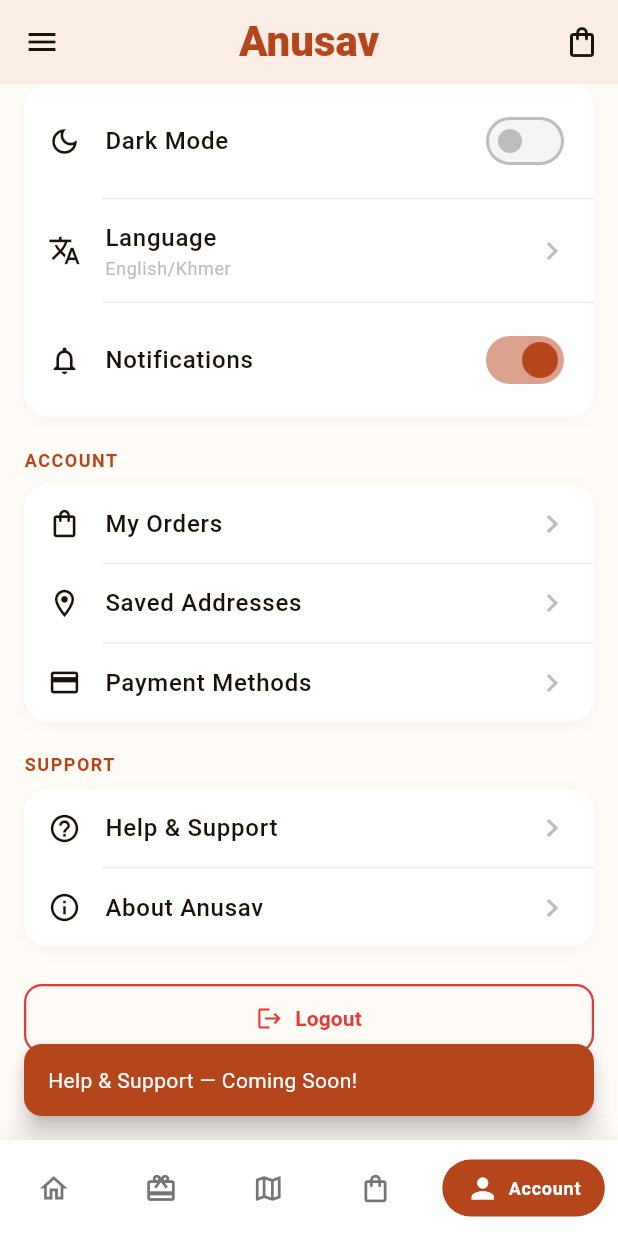
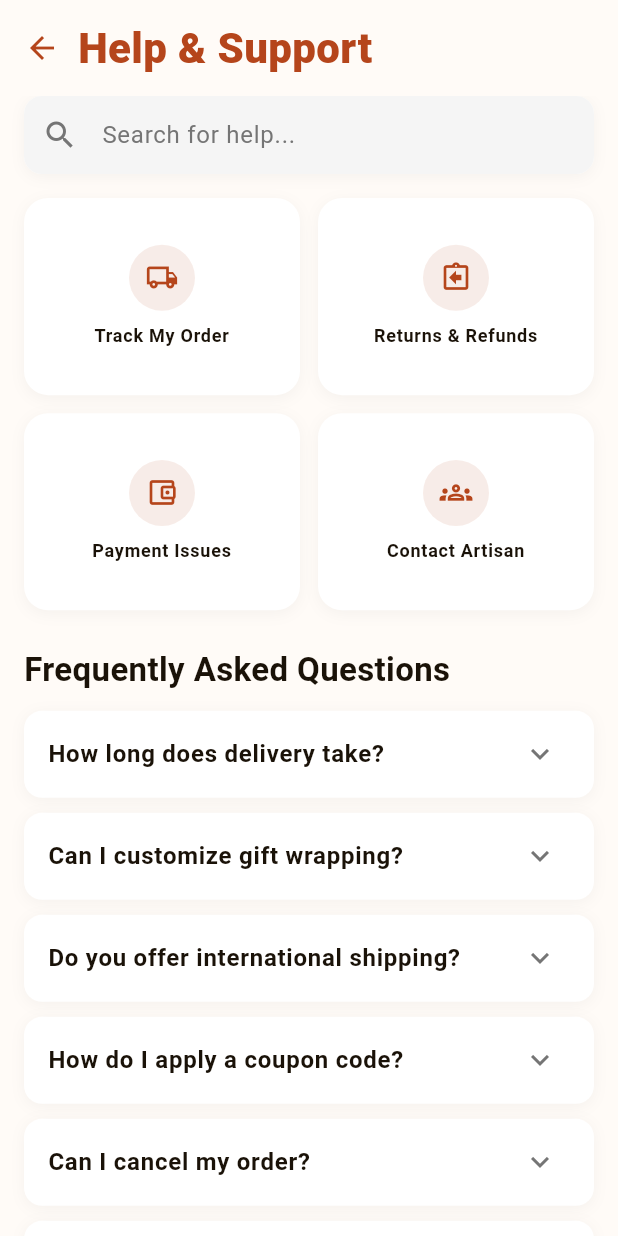
Before and after one commit to Flutter-Gift-souvenir/gift_anusav, a Flutter app: the SettingsScreen screen opened by its route, scrolled down 242 dp, after a tap on "Help & Support", on a phone screen of 412 x 824 dp. Run offline on Flutter 3.47's test engine with Material 3 defaults, Android fonts, the phone set to English and light mode, and no system bars; our stand-ins replace cached_network_image, carousel_slider, flutter_map, gap, go_router, latlong2 and 3 more; accounts and stored records are empty; network calls fail.

Commit message:
feat: help & support screen with search bar, quick actions, FAQ accordion, and contact card

```diff
--- /dev/null
+++ b/lib/features/settings/help_support_screen.dart
@@ -0,0 +1,444 @@
+import 'package:flutter/material.dart';
+import 'package:gap/gap.dart';
+import 'package:go_router/go_router.dart';
+import '../../theme/app_colors.dart';
+import '../../theme/app_text_styles.dart';
+import '../../utils/constants.dart';
+import '../../utils/helpers.dart';
+
+class HelpSupportScreen extends StatelessWidget {
+  const HelpSupportScreen({super.key});
+
+  @override
+  Widget build(BuildContext context) {
+    final isDark = Theme.of(context).brightness == Brightness.dark;
+    final textColor =
+        isDark ? AppColors.textPrimaryDark : AppColors.textPrimaryLight;
+    final secondaryColor =
+        isDark ? AppColors.textSecondaryDark : AppColors.grey600;
+
+    // --- Quick Actions Data ---
+    final quickActions = [
+      {'label': 'Track My Order', 'icon': Icons.local_shipping_outlined},
+      {'label': 'Returns & Refunds', 'icon': Icons.assignment_return_outlined},
+      {'label': 'Payment Issues', 'icon': Icons.account_balance_wallet_outlined},
+      {'label': 'Contact Artisan', 'icon': Icons.groups_outlined},
+    ];
+
+    // --- FAQ Data ---
+    final faqs = [
+      {
+        'question': 'How long does delivery take?',
+        'answer':
+            'Standard delivery within Phnom Penh takes 1-2 business days. Provincial deliveries typically take 3-5 business days.',
+      },
+      {
+        'question': 'Can I customize gift wrapping?',
+        'answer':
+            'Yes! During checkout, you can choose from several wrapping styles including Krama Wrap, Banana Leaf, and Gold Foil for an additional \$2.50.',
+      },
+      {
+        'question': 'Do you offer international shipping?',
+        'answer':
+            'Currently we only ship within Cambodia. International shipping is coming soon — stay tuned!',
+      },
+      {
+        'question': 'How do I apply a coupon code?',
+        'answer':
+            'Enter your coupon code at checkout in the "Promo Code" field, then tap Apply to see the discount applied to your total.',
+      },
+      {
+        'question': 'Can I cancel my order?',
+        'answer':
+            'Orders can be cancelled within 1 hour of placing them. Go to My Orders and select Cancel Order.',
+      },
+      {
+        'question': 'How are artisans selected?',
+        'answer':
+            'All artisans go through a verification process to ensure authentic craftsmanship and fair trade practices before joining Anusav.',
+      },
+    ];
+
+    return Scaffold(
+      backgroundColor:
+          isDark ? AppColors.backgroundDark : AppColors.backgroundLight,
+      body: SafeArea(
+        child: Column(
+          children: [
+            // --- Header ---
+            Padding(
+              padding: const EdgeInsets.fromLTRB(4, 8, 16, 8),
+              child: Row(
+                children: [
+                  IconButton(
+                    icon: const Icon(Icons.arrow_back, color: AppColors.primary),
+                    onPressed: () => context.pop(),
+                  ),
+                  Text(
+                    'Help & Support',
+                    style: AppTextStyles.headlineMedium.copyWith(
+                      color: AppColors.primary,
+                      fontWeight: FontWeight.w800,
+                    ),
+                  ),
+                ],
+              ),
+            ),
+
+            // --- Content ---
+            Expanded(
+              child: SingleChildScrollView(
+                padding: const EdgeInsets.symmetric(
+                  horizontal: AppConstants.defaultPadding,
+                ),
+                child: Column(
+                  crossAxisAlignment: CrossAxisAlignment.start,
+                  children: [
+                    // --- Search Bar ---
+                    Container(
+                      decoration: BoxDecoration(
+                        color: isDark ? AppColors.surfaceDark : AppColors.white,
+                        borderRadius: BorderRadius.circular(12),
+                        boxShadow: [
+                          BoxShadow(
+                            color: AppColors.black.withOpacity(0.04),
+                            blurRadius: 8,
+                            offset: const Offset(0, 2),
+                          ),
+                        ],
+                      ),
+                      child: TextField(
+                        readOnly: true,
+                        onTap: () =>
+                            AppHelpers.showComingSoon(context, 'Search'),
+                        style: AppTextStyles.bodyLarge.copyWith(
+                          color: textColor,
+                        ),
+                        decoration: InputDecoration(
+                          hintText: 'Search for help...',
+                          hintStyle: AppTextStyles.bodyLarge.copyWith(
+                            color: secondaryColor,
+                          ),
+                          prefixIcon: Icon(Icons.search, color: secondaryColor),
+                          border: InputBorder.none,
+                          contentPadding: const EdgeInsets.symmetric(
+                            vertical: 14,
+                          ),
+                        ),
+                      ),
+                    ),
+
+                    const Gap(16),
+
+                    // --- Quick Actions Grid ---
+                    GridView.builder(
+                      shrinkWrap: true,
+                      physics: const NeverScrollableScrollPhysics(),
+                      gridDelegate:
+                          const SliverGridDelegateWithFixedCrossAxisCount(
+                        crossAxisCount: 2,
+                        crossAxisSpacing: 12,
+                        mainAxisSpacing: 12,
+                        childAspectRatio: 1.4,
+                      ),
+                      itemCount: quickActions.length,
+                      itemBuilder: (context, index) {
+                        final item = quickActions[index];
+                        return _QuickActionCard(
+                          icon: item['icon'] as IconData,
+                          label: item['label'] as String,
+                          isDark: isDark,
+                          textColor: textColor,
+                        );
+                      },
+                    ),
+
+                    const Gap(24),
+
+                    // --- FAQ Section ---
+                    Text(
+                      'Frequently Asked Questions',
+                      style: AppTextStyles.titleLarge.copyWith(
+                        color: textColor,
+                        fontWeight: FontWeight.w700,
+                      ),
+                    ),
+
+                    const Gap(12),
+
+                    ...faqs.map(
+                      (faq) => Padding(
+                        padding: const EdgeInsets.only(bottom: 10),
+                        child: _FaqTile(
+                          question: faq['question']!,
+                          answer: faq['answer']!,
+                          isDark: isDark,
+                          textColor: textColor,
+                          secondaryColor: secondaryColor,
+                        ),
+                      ),
+                    ),
+
+                    const Gap(8),
+
+                    // --- Contact Card ---
+                    Container(
+                      width: double.infinity,
+                      padding: const EdgeInsets.all(20),
+                      decoration: BoxDecoration(
+                        color: AppColors.primary,
+                        borderRadius: BorderRadius.circular(
+                          AppConstants.cardBorderRadius,
+                        ),
+                      ),
+                      child: Column(
+                        crossAxisAlignment: CrossAxisAlignment.start,
+                        children: [
+                          Text(
+                            'Still need help?',
+                            style: AppTextStyles.headlineSmall.copyWith(
+                              color: AppColors.white,
+                              fontWeight: FontWeight.w800,
+                            ),
+                          ),
+                          const Gap(8),
+                          Text(
+                            'Our support team is ready to assist you with any questions.',
+                            style: AppTextStyles.bodyMedium.copyWith(
+                              color: AppColors.white.withOpacity(0.9),
+                            ),
+                          ),
+                          const Gap(20),
+
+                          // Live Chat
+                          SizedBox(
+                            width: double.infinity,
+                            child: ElevatedButton(
+                              onPressed: () => AppHelpers.showComingSoon(
+                                context,
+                                'Live Chat',
+                              ),
+                              style: ElevatedButton.styleFrom(
+                                backgroundColor: AppColors.gold,
+                                foregroundColor: AppColors.textPrimaryLight,
+                                padding: const EdgeInsets.symmetric(
+                                  vertical: 14,
+                                ),
+                                shape: RoundedRectangleBorder(
+                                  borderRadius: BorderRadius.circular(8),
+                                ),
+                              ),
+                              child: Row(
+                                mainAxisAlignment: MainAxisAlignment.center,
+                                mainAxisSize: MainAxisSize.min,
+                                children: [
+                                  const Icon(Icons.chat_bubble_outline, size: 18),
+                                  const Gap(8),
+                                  Text(
+                                    'Live Chat',
+                                    style: AppTextStyles.labelLarge.copyWith(
+                                      fontWeight: FontWeight.w700,
+                                    ),
+                                  ),
+                                ],
+                              ),
+                            ),
+                          ),
+
+                          const Gap(10),
+
+                          // Email Support
+                          SizedBox(
+                            width: double.infinity,
+                            child: OutlinedButton(
+                              onPressed: () => AppHelpers.showComingSoon(
+                                context,
+                                'Email Support',
+                              ),
+                              style: OutlinedButton.styleFrom(
+                                foregroundColor: AppColors.white,
+                                side: const BorderSide(
+                                  color: AppColors.white,
+                                  width: 1.5,
+                                ),
+                                padding: const EdgeInsets.symmetric(
+                                  vertical: 14,
+                                ),
+                                shape: RoundedRectangleBorder(
+                                  borderRadius: BorderRadius.circular(8),
+                                ),
+                              ),
+                              child: Row(
+                                mainAxisAlignment: MainAxisAlignment.center,
+                                mainAxisSize: MainAxisSize.min,
+                                children: [
+                                  const Icon(Icons.email_outlined, size: 18),
+                                  const Gap(8),
+                                  Text(
+                                    'Email Support',
+                                    style: AppTextStyles.labelLarge.copyWith(
+                                      color: AppColors.white,
+                                      fontWeight: FontWeight.w600,
+                                    ),
+                                  ),
+                                ],
+                              ),
+                            ),
+                          ),
+                        ],
+                      ),
+                    ),
+
+                    const Gap(16),
+
+                    // --- Support Hours ---
+                    Center(
+                      child: Text(
+                        'Available Mon-Fri, 8AM - 6PM (ICT)',
+                        style: AppTextStyles.bodySmall.copyWith(
+                          color: secondaryColor,
+                        ),
+                      ),
+                    ),
+
+                    const Gap(24),
+                  ],
+                ),
+              ),
+            ),
+          ],
+        ),
+      ),
+    );
+  }
+}
+
+// --- Quick Action Card ---
+class _QuickActionCard extends StatelessWidget {
+  final IconData icon;
+  final String label;
+  final bool isDark;
+  final Color textColor;
+
+  const _QuickActionCard({
+    required this.icon,
+    required this.label,
+    required this.isDark,
+    required this.textColor,
+  });
+
+  @override
+  Widget build(BuildContext context) {
+    return GestureDetector(
+      onTap: () => AppHelpers.showComingSoon(context, label),
+      child: Container(
+        decoration: BoxDecoration(
+          color: isDark ? AppColors.surfaceDark : AppColors.white,
+          borderRadius: BorderRadius.circular(AppConstants.cardBorderRadius),
+          boxShadow: [
+            BoxShadow(
+              color: AppColors.black.withOpacity(0.04),
+              blurRadius: 8,
+              offset: const Offset(0, 2),
+            ),
+          ],
+        ),
+        child: Column(
+          mainAxisAlignment: MainAxisAlignment.center,
+          children: [
+            Container(
+              width: 44,
+              height: 44,
+              decoration: BoxDecoration(
+                color: AppColors.primary.withOpacity(0.1),
+                shape: BoxShape.circle,
+              ),
+              child: Icon(icon, color: AppColors.primary, size: 22),
+            ),
+            const Gap(8),
+            Text(
+              label,
+              style: AppTextStyles.labelMedium.copyWith(
+                color: textColor,
+                fontWeight: FontWeight.w600,
+              ),
+              textAlign: TextAlign.center,
+            ),
+          ],
+        ),
+      ),
+    );
+  }
+}
+
+// --- FAQ Expandable Tile ---
+class _FaqTile extends StatefulWidget {
+  final String question;
+  final String answer;
+  final bool isDark;
+  final Color textColor;
+  final Color secondaryColor;
+
+  const _FaqTile({
+    required this.question,
+    required this.answer,
+    required this.isDark,
+    required this.textColor,
+    required this.secondaryColor,
+  });
+
+  @override
+  State<_FaqTile> createState() => _FaqTileState();
+}
+
+class _FaqTileState extends State<_FaqTile> {
+  bool _isExpanded = false;
+
+  @override
+  Widget build(BuildContext context) {
+    return Container(
+      decoration: BoxDecoration(
+        color: widget.isDark ? AppColors.surfaceDark : AppColors.white,
+        borderRadius: BorderRadius.circular(12),
+        boxShadow: [
+          BoxShadow(
+            color: AppColors.black.withOpacity(0.04),
+            blurRadius: 8,
+            offset: const Offset(0, 2),
+          ),
+        ],
+      ),
+      child: Theme(
+        data: Theme.of(context).copyWith(
+          dividerColor: Colors.transparent,
+        ),
+        child: ExpansionTile(
+          onExpansionChanged: (expanded) {
+            setState(() => _isExpanded = expanded);
+          },
+          title: Text(
+            widget.question,
+            style: AppTextStyles.bodyLarge.copyWith(
+              color: widget.textColor,
+              fontWeight: FontWeight.w600,
+            ),
+          ),
+          trailing: Icon(
+            _isExpanded ? Icons.keyboard_arrow_up : Icons.keyboard_arrow_down,
+            color: widget.secondaryColor,
+          ),
+          childrenPadding: const EdgeInsets.fromLTRB(16, 0, 16, 16),
+          expandedAlignment: Alignment.topLeft,
+          children: [
+            Text(
+              widget.answer,
+              style: AppTextStyles.bodyMedium.copyWith(
+                color: widget.secondaryColor,
+              ),
+            ),
+          ],
+        ),
+      ),
+    );
+  }
+}
--- a/lib/features/settings/settings_screen.dart
+++ b/lib/features/settings/settings_screen.dart
@@ -192,7 +192,7 @@
               _SettingsTile(
                 icon: Icons.help_outline,
                 label: 'Help & Support',
-                onTap: () => AppHelpers.showComingSoon(context, 'Help & Support'),
+                onTap: () => context.push('/help-support'),
               ),
               _SettingsTile(
                 icon: Icons.info_outline,
--- a/lib/router/app_router.dart
+++ b/lib/router/app_router.dart
@@ -9,7 +9,7 @@
 import '../features/booking/booking_screen.dart';
 import '../features/chat/chat_screen.dart';
 import '../features/reviews/reviews_screen.dart';
-import '../features/gallery/gallery_screen.dart';
+// import '../features/gallery/gallery_screen.dart';
 import '../features/map/map_screen.dart';
 import '../features/nearby/nearby_screen.dart';
 import '../features/favorites/favorites_screen.dart';
@@ -22,6 +22,7 @@
 import '../features/settings/saved_addresses_screen.dart';
 import '../features/settings/add_address_screen.dart';
 import '../features/booking/booking_history_screen.dart';
+import '../features/settings/help_support_screen.dart';
 
 class AppRouter {
   AppRouter._();
@@ -46,6 +47,7 @@
   static const String editProfile = '/edit-profile';
   static const String savedAddresses = '/saved-addresses';
   static const String addAddress = '/add-address';
+  static const String helpSupport = '/help-support';
 
   // --- Router Config ---
   static final GoRouter router = GoRouter(
@@ -108,6 +110,12 @@
           ),
         ],
       ),
+      // Help & Support (no bottom nav — opened from Settings)
+GoRoute(
+  path: helpSupport,
+  name: 'helpSupport',
+  builder: (context, state) => const HelpSupportScreen(),
+),
 
       // ─── Stack Screens (NO bottom nav bar) ───────────────────────────────
       GoRoute(
@@ -199,14 +207,7 @@
       ),
 
       // Chat Configuration with Customized Key transitions
-      GoRoute(
-        path: '$collection/:collectionId',
-        name: 'collection',
-        builder: (context, state) {
-          final collectionId = state.pathParameters['collectionId']!;
-          return CollectionScreen(collectionId: collectionId);
-        },
-      ),
+
 
       GoRoute(
         path: '$chat/:artisanId',
```
